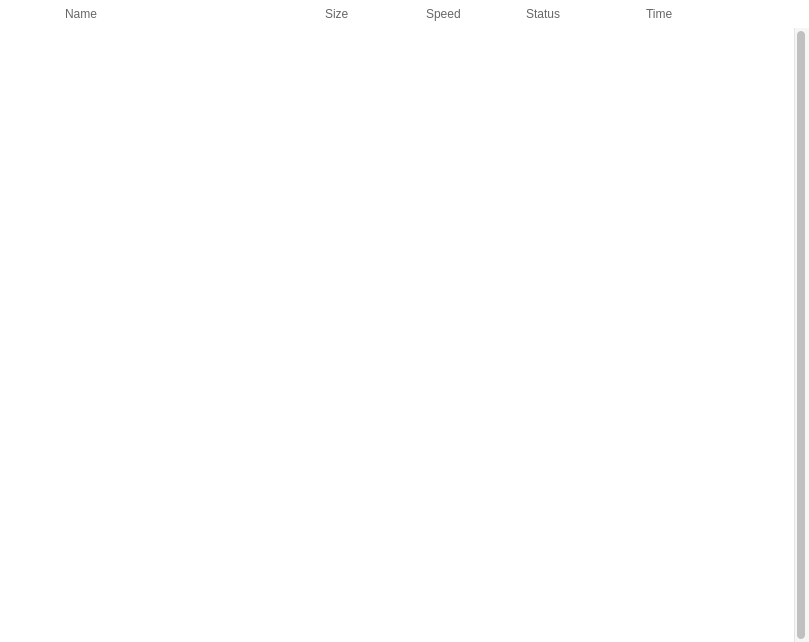
The window that src/MEGASync/gui/macx/TransfersWidget.ui (meganz/MEGAsync) describes before a commit, drawn with Qt 5.
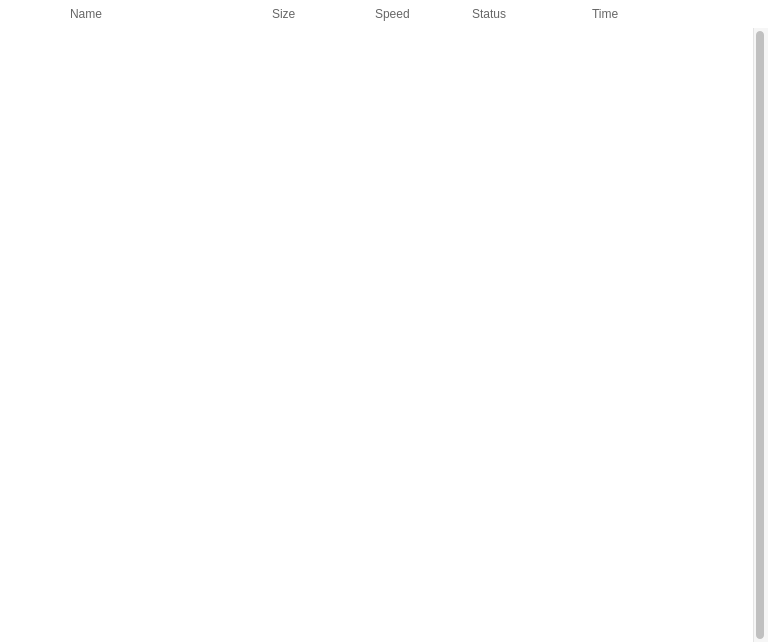
The same window after the commit. Icons and pictures are not drawn. Custom widgets are drawn as their Qt base class.

Commit message: Transfer Manager: fix 2 forgotten getType coding, report changes from Linux to win and macos

Patch:
```diff
--- a/src/MEGASync/gui/macx/TransfersWidget.ui
+++ b/src/MEGASync/gui/macx/TransfersWidget.ui
@@ -6,7 +6,7 @@
    <rect>
     <x>0</x>
     <y>0</y>
-    <width>809</width>
+    <width>768</width>
     <height>642</height>
    </rect>
   </property>
@@ -18,8 +18,8 @@
   </property>
   <property name="minimumSize">
    <size>
-    <width>718</width>
-    <height>400</height>
+    <width>0</width>
+    <height>0</height>
    </size>
   </property>
   <property name="maximumSize">
@@ -41,91 +41,60 @@
 #sWidget, #wTableHeader
 {
     background-color: white;
-    width: 788px;
-    min-width: 788px;
-}
-
-#wTableHeader
-{
-    height: 28px;
-    min-height: 28px;
-    max-height: 28px;
-}
-
-#wTableHeader  QPushButton
-{
-	height: 20px;
-	color: #666666;
-	font-size: 12px;
-}
-
-#wTableHeader QLabel
-{
-	height: 20px;
-	color: #666666;
-	font-size: 12px;
-	qproperty-alignment: 'AlignLeft | AlignBottom';
-}
-
-#wPauseResumeAll
-{
-    height: 28px;
-    max-height: 28px;
-    min-height: 28px;
-    width: 32px;
-    max-width: 32px;
-    min-width: 32px;
 }
 
 #wTableHeader QToolButton
 {
-    height: 24px;
-    max-height: 24px;
-    min-height: 24px;
     width: 24px;
-    max-width: 24px;
     min-width: 24px;
+    max-width: 24px;
+    heigth: 24px;
+    min-heigth: 24px;
+    max-heigth: 24px;
     qProperty-iconSize: 24px;
     border: none;
 }
 
-#wTableHeader QLabel, #wTableHeader  QPushButton
+#wPauseResumeAll
 {
-    padding: 0;
+    width: 24px;
+    min-width: 24px;
+    max-width: 24px;
+    heigth: 24px;
+    min-heigth: 24px;
+    max-heigth: 24px;
 }
 
-#pHeaderName
+#wTableHeader QPushButton
 {
-    width: 160px;
-    min-width: 160px;
+	color: #666666;
+	font-size: 12px;
+    text-align: left;
+	border: none;
+	margin-right: 0;
+    padding: 0;
 }
 
-#pHeaderSize, #lHeaderSpeed
+#lHeaderStatus, #lHeaderTime
 {
-    width: 100px;
-    min-width: 100px;
-    max-width: 100px;
-}
-
-#wTableHeader  QPushButton
-{
+	color: #666666;
+	font-size: 12px;
     text-align: left;
+	border: none;
+	margin-left: 0;
+    padding: 0;
 }
 
-#lHeaderStatus
-{
-    width: 120px;
-    min-width: 120px;
-    max-width: 120px;
-}
 
-#lHeaderTime
+#lHeaderSpeed
 {
-    width: 92px;
-    min-width: 92px;
-    max-width: 92px;
-}
-</string>
+	color: #666666;
+	font-size: 12px;
+    text-align: left;
+	padding-left: 4px;
+	margin-left 0;
+	border: none;
+}</string>
   </property>
   <layout class="QGridLayout" name="TransfersWidgetLayout">
    <property name="sizeConstraint">
@@ -156,8 +125,8 @@
      </property>
      <property name="minimumSize">
       <size>
-       <width>788</width>
-       <height>400</height>
+       <width>0</width>
+       <height>0</height>
       </size>
      </property>
      <property name="maximumSize">
@@ -215,8 +184,8 @@
       </property>
       <property name="minimumSize">
        <size>
-        <width>768</width>
-        <height>400</height>
+        <width>714</width>
+        <height>0</height>
        </size>
       </property>
       <property name="maximumSize">
@@ -243,30 +212,42 @@
        </property>
        <item>
         <widget class="QWidget" name="wTableHeader" native="true">
-         <property name="sizePolicy">
-          <sizepolicy hsizetype="Expanding" vsizetype="Fixed">
-           <horstretch>0</horstretch>
-           <verstretch>0</verstretch>
-          </sizepolicy>
-         </property>
          <layout class="QHBoxLayout" name="wTableHeaderLayout">
           <property name="spacing">
            <number>0</number>
           </property>
           <property name="leftMargin">
-           <number>64</number>
+           <number>70</number>
           </property>
           <property name="topMargin">
            <number>0</number>
           </property>
           <property name="rightMargin">
-           <number>15</number>
+           <number>36</number>
           </property>
           <property name="bottomMargin">
            <number>0</number>
           </property>
           <item>
            <widget class="QPushButton" name="pHeaderName">
+            <property name="sizePolicy">
+             <sizepolicy hsizetype="Expanding" vsizetype="Fixed">
+              <horstretch>0</horstretch>
+              <verstretch>0</verstretch>
+             </sizepolicy>
+            </property>
+            <property name="minimumSize">
+             <size>
+              <width>160</width>
+              <height>28</height>
+             </size>
+            </property>
+            <property name="maximumSize">
+             <size>
+              <width>16777215</width>
+              <height>28</height>
+             </size>
+            </property>
             <property name="layoutDirection">
              <enum>Qt::RightToLeft</enum>
             </property>
@@ -280,6 +261,24 @@
           </item>
           <item>
            <widget class="QPushButton" name="pHeaderSize">
+            <property name="sizePolicy">
+             <sizepolicy hsizetype="Fixed" vsizetype="Fixed">
+              <horstretch>0</horstretch>
+              <verstretch>0</verstretch>
+             </sizepolicy>
+            </property>
+            <property name="minimumSize">
+             <size>
+              <width>96</width>
+              <height>28</height>
+             </size>
+            </property>
+            <property name="maximumSize">
+             <size>
+              <width>96</width>
+              <height>28</height>
+             </size>
+            </property>
             <property name="layoutDirection">
              <enum>Qt::RightToLeft</enum>
             </property>
@@ -299,9 +298,24 @@
               <verstretch>0</verstretch>
              </sizepolicy>
             </property>
+            <property name="minimumSize">
+             <size>
+              <width>104</width>
+              <height>28</height>
+             </size>
+            </property>
+            <property name="maximumSize">
+             <size>
+              <width>104</width>
+              <height>28</height>
+             </size>
+            </property>
             <property name="text">
              <string>Speed</string>
             </property>
+            <property name="alignment">
+             <set>Qt::AlignLeading|Qt::AlignLeft|Qt::AlignVCenter</set>
+            </property>
            </widget>
           </item>
           <item>
@@ -312,9 +326,24 @@
               <verstretch>0</verstretch>
              </sizepolicy>
             </property>
+            <property name="minimumSize">
+             <size>
+              <width>120</width>
+              <height>28</height>
+             </size>
+            </property>
+            <property name="maximumSize">
+             <size>
+              <width>120</width>
+              <height>28</height>
+             </size>
+            </property>
             <property name="text">
              <string>Status</string>
             </property>
+            <property name="alignment">
+             <set>Qt::AlignLeading|Qt::AlignLeft|Qt::AlignVCenter</set>
+            </property>
            </widget>
           </item>
           <item>
@@ -325,41 +354,45 @@
               <verstretch>0</verstretch>
              </sizepolicy>
             </property>
+            <property name="minimumSize">
+             <size>
+              <width>92</width>
+              <height>28</height>
+             </size>
+            </property>
+            <property name="maximumSize">
+             <size>
+              <width>92</width>
+              <height>28</height>
+             </size>
+            </property>
             <property name="text">
              <string>Time</string>
             </property>
+            <property name="alignment">
+             <set>Qt::AlignLeading|Qt::AlignLeft|Qt::AlignVCenter</set>
+            </property>
            </widget>
           </item>
           <item>
            <widget class="QWidget" name="wPauseResumeAll" native="true">
-            <layout class="QHBoxLayout" name="horizontalLayout">
-             <property name="spacing">
-              <number>0</number>
+            <widget class="QToolButton" name="tPauseResumeAll">
+             <property name="geometry">
+              <rect>
+               <x>0</x>
+               <y>0</y>
+               <width>24</width>
+               <height>27</height>
+              </rect>
              </property>
-             <property name="leftMargin">
-              <number>0</number>
+             <property name="toolTip">
+              <string>Pause or resume all selected transfers</string>
              </property>
-             <property name="topMargin">
-              <number>0</number>
-             </property>
-             <property name="rightMargin">
-              <number>0</number>
-             </property>
-             <property name="bottomMargin">
-              <number>0</number>
-             </property>
-             <item>
-              <widget class="QToolButton" name="tPauseResumeAll">
-               <property name="toolTip">
-                <string>Pause or resume all selected transfers</string>
-               </property>
-               <property name="icon">
+             <property name="icon">
                 <iconset resource="../Resources_macx.qrc">
-                 <normaloff>:/images/lists_pause_all_ico.png</normaloff>:/images/lists_pause_all_ico.png</iconset>
-               </property>
-              </widget>
-             </item>
-            </layout>
+               <normaloff>:/images/lists_pause_all_ico.png</normaloff>:/images/lists_pause_all_ico.png</iconset>
+             </property>
+            </widget>
            </widget>
           </item>
           <item>
@@ -386,8 +419,8 @@
          </property>
          <property name="minimumSize">
           <size>
-           <width>768</width>
-           <height>400</height>
+           <width>692</width>
+           <height>0</height>
           </size>
          </property>
          <property name="maximumSize">
```
Left out of the diff: 4 changed lines with no effect on the pictures. The commit also changes 9 other files.
